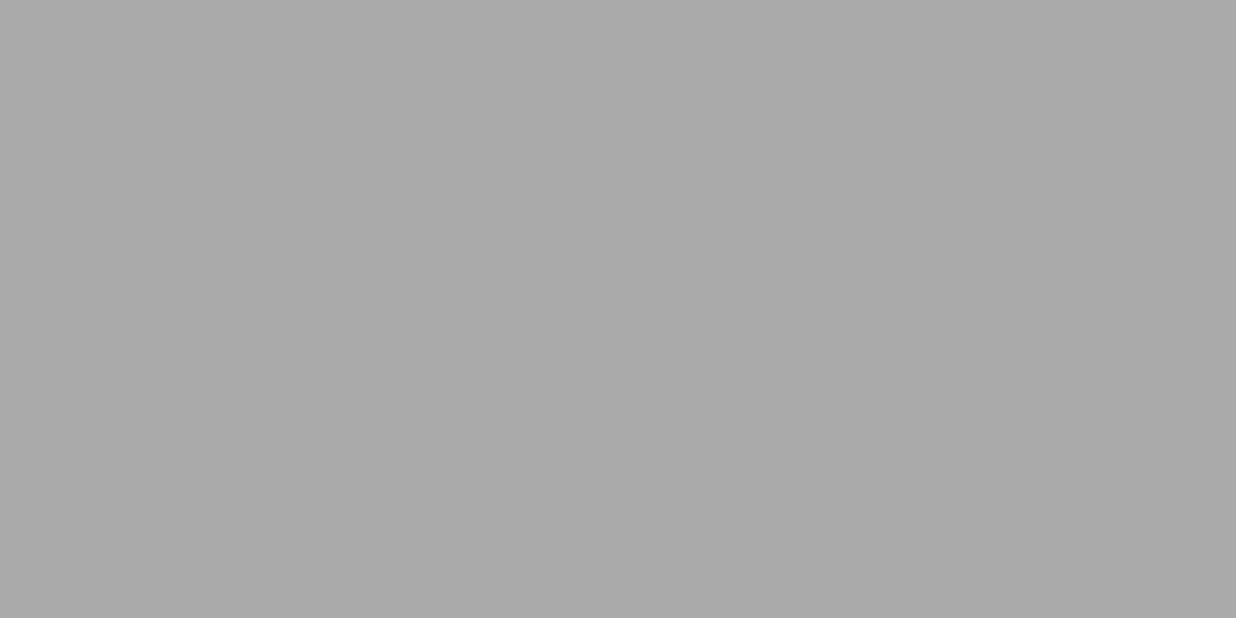
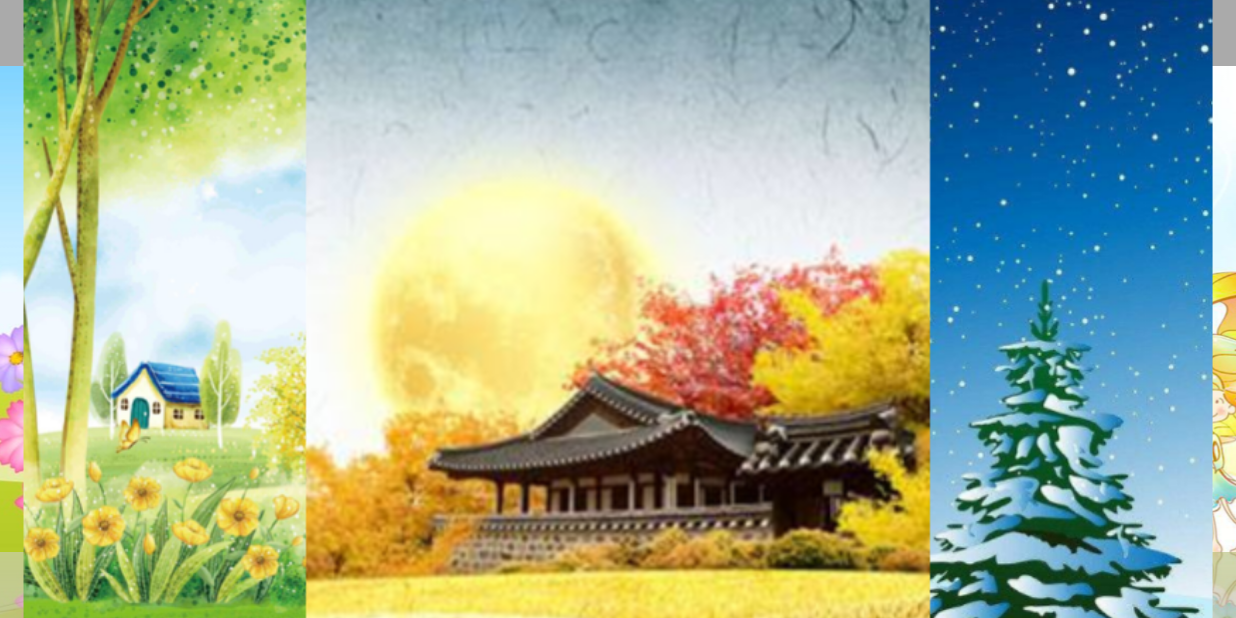
Before and after one commit to wonder0112/3DAlbum171000HWH, an Android app: the screen it shows after launch (MainActivity), on a phone screen of 824 x 412 dp (held sideways). Before the commit the screen is empty. Run offline under Robolectric (Android 15) with nearby library versions, the phone set to English and light mode, and no system bars.

Commit message:
3D相册

```diff
--- /dev/null
+++ b/app/src/main/java/cn/edu/gdpt/xxgcx/a3dalbum171000hwh/AlbumAdapter.java
@@ -0,0 +1,52 @@
+package cn.edu.gdpt.xxgcx.a3dalbum171000hwh;
+
+import android.content.Context;
+import android.view.LayoutInflater;
+import android.view.View;
+import android.view.ViewGroup;
+import android.widget.BaseAdapter;
+import android.widget.ImageView;
+import android.widget.VideoView;
+
+import java.util.ArrayList;
+import java.util.List;
+
+public class AlbumAdapter extends BaseAdapter {
+    private List<AlbumBean> dataList = new ArrayList<>();//数据集合对象
+    private Context context;
+    public AlbumAdapter(Context context) {
+        this.context = context;//上下文
+    }
+    public  void setData(List<AlbumBean> dataList){//赋值方法
+        this.dataList=dataList;
+    }
+    @Override
+    public int getCount() {//反馈回数量
+        return dataList.size();
+    }
+    @Override
+    public Object getItem(int position) {//反馈回对象
+        return dataList.get(position);
+    }
+    @Override
+    public long getItemId(int position) {//反馈回位置
+        return position;
+    }
+    class ViewHolder{
+        public ImageView iv_img;
+    }
+    @Override
+    public View getView(int position, View view, ViewGroup parent) {
+        if (view==null) {//获取布局文件
+            LayoutInflater inflater = (LayoutInflater) context.getSystemService(Context.LAYOUT_INFLATER_SERVICE);
+            view = inflater.inflate(R.layout.item_album, null);//布局界面.
+            ViewHolder holder = new ViewHolder();
+            holder.iv_img=view.findViewById(R.id.iv_img);//布局界面上的图片空间
+            view.setTag(holder);
+        }
+        ViewHolder viewHolder = new ViewHolder();
+        viewHolder.iv_img=view.findViewById(R.id.iv_img);//布局界面上的图片空间
+        viewHolder.iv_img.setImageResource(dataList.get(position).imgRsId);//图片赋值
+        return view;
+    }
+}
--- /dev/null
+++ b/app/src/main/java/cn/edu/gdpt/xxgcx/a3dalbum171000hwh/AlbumBean.java
@@ -0,0 +1,11 @@
+package cn.edu.gdpt.xxgcx.a3dalbum171000hwh;
+
+public class AlbumBean {
+    public int imgRsId;
+    public String title;
+
+    public AlbumBean(int imgRsId, String title) {
+        this.imgRsId = imgRsId;
+        this.title = title;
+    }
+}
--- a/app/src/main/java/cn/edu/gdpt/xxgcx/a3dalbum171000hwh/MainActivity.java
+++ b/app/src/main/java/cn/edu/gdpt/xxgcx/a3dalbum171000hwh/MainActivity.java
@@ -2,32 +2,50 @@ package cn.edu.gdpt.xxgcx.a3dalbum171000hwh;
 
 import android.os.Bundle;
 import android.support.v7.app.AppCompatActivity;
+import android.widget.ArrayAdapter;
 import android.widget.TextSwitcher;
 
 import com.itheima.coverflow.ui.FeatureCoverFlow;
+
+import java.util.ArrayList;
+import java.util.List;
 
 public class MainActivity extends AppCompatActivity {
 //变量声明
     private FeatureCoverFlow coverflow;
     private TextSwitcher title;
-
+    private List<AlbumBean> dataList = new ArrayList<>();
     @Override
     protected void onCreate(Bundle savedInstanceState) {
         super.onCreate(savedInstanceState);
         setContentView(R.layout.activity_main);
         initView();//调用初始化函数
+        initData();
+        initCoverFlow();
     }
-
+    private void initCoverFlow() {
+        AlbumAdapter adapter = new AlbumAdapter(getApplicationContext());
+        adapter.setData(dataList);
+        coverflow.setAdapter(adapter);
+    }
+    private void initData() {
+        dataList.add(new AlbumBean(R.drawable.img_1, "Gril"));
+        dataList.add(new AlbumBean(R.drawable.img_2, "Gril2"));
+        dataList.add(new AlbumBean(R.drawable.img_3, "Gril3"));
+        dataList.add(new AlbumBean(R.drawable.img_4, "Gril4"));
+        dataList.add(new AlbumBean(R.drawable.img_5, "Gril5"));
+    }
     private void initView() {//初始化函数
         coverflow = (FeatureCoverFlow) findViewById(R.id.fcf_coverflow);
         title = (TextSwitcher) findViewById(R.id.ts_title);
         //FeatureCoverFlow属性设置
         coverflow.setCoverWidth(315);
         coverflow.setCoverHeight(488);
-        coverflow.setMaxScaleFactor(1.5f);
+        coverflow.setMaxScaleFactor(2f);
         coverflow.setReflectionGap(0);
         coverflow.setRotationTreshold(0.5f);
         coverflow.setScalingThreshold(0.5f);
         coverflow.setSpacing(0.6f);
+
     }
 }
--- a/app/src/main/res/layout/item_album.xml
+++ b/app/src/main/res/layout/item_album.xml
@@ -1,5 +1,5 @@
 <?xml version="1.0" encoding="utf-8"?>
-<Framelayout xmlns:android="http://schemas.android.com/apk/res/android"
+<FrameLayout xmlns:android="http://schemas.android.com/apk/res/android"
     android:layout_width="315dp"
     android:layout_height="488dp"
     android:clickable="true">
@@ -10,4 +10,4 @@
         android:layout_gravity="center"
         android:scaleType="centerCrop"
         />
-</Framelayout>
+</FrameLayout>
```
